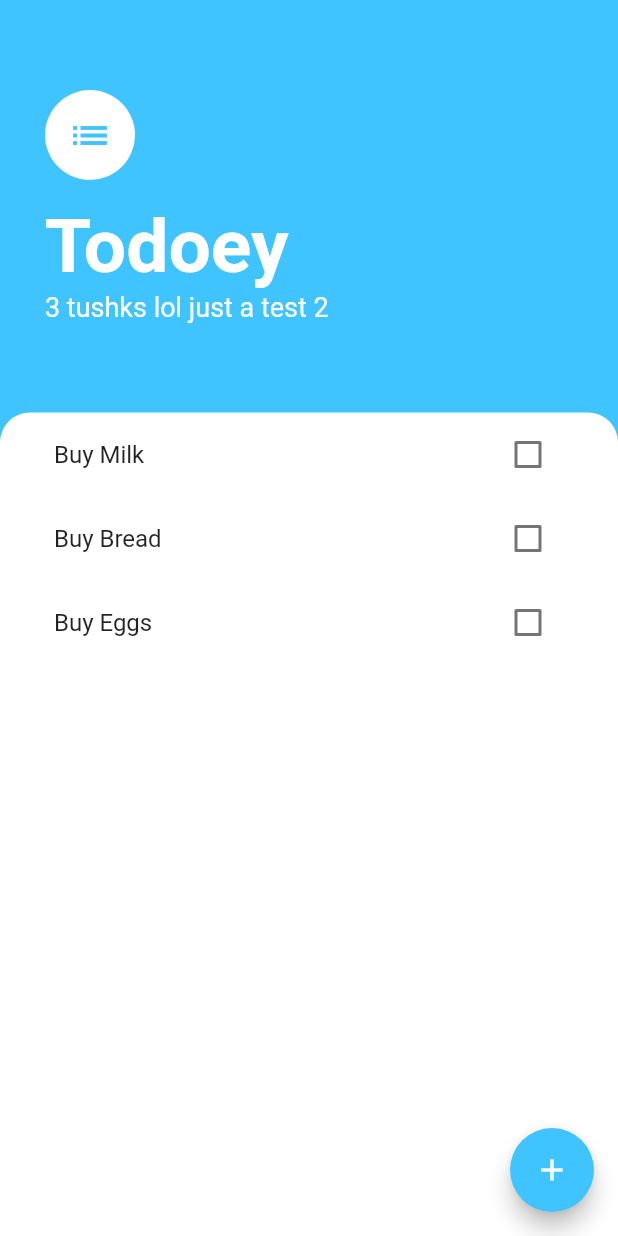
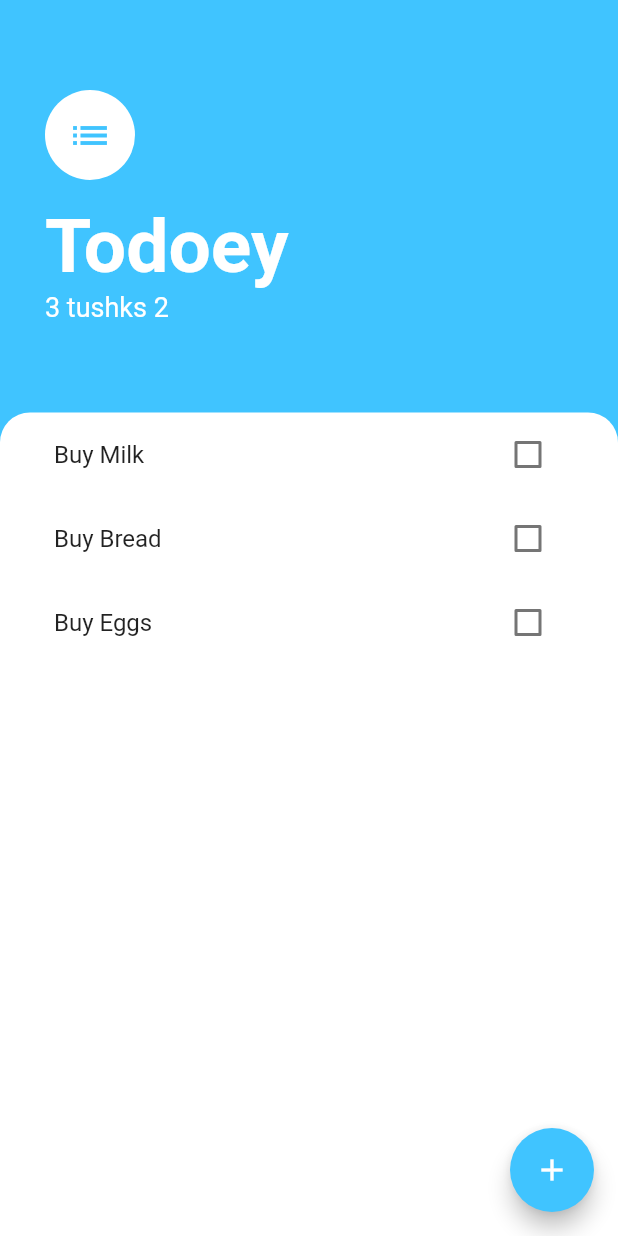
Before and after one commit to MaulanaArya30/Todoey_app_flutter_course, a Flutter app: the screen it shows after launch, on a phone screen of 412 x 824 dp. Run offline on Flutter 3.47's test engine with Material 2 defaults, Android fonts, the phone set to English and light mode, and no system bars.

Commit message:
third testBranch Commit test experiment

```diff
--- a/lib/screens/task_screen.dart
+++ b/lib/screens/task_screen.dart
@@ -60,7 +60,7 @@
                   ),
                 ),
                 Text(
-                  '${Provider.of<Data>(context).taskCount} tushks lol just a test 2',
+                  '${Provider.of<Data>(context).taskCount} tushks 2',
                   style: TextStyle(
                     color: Colors.white,
                     fontSize: 18,
```
